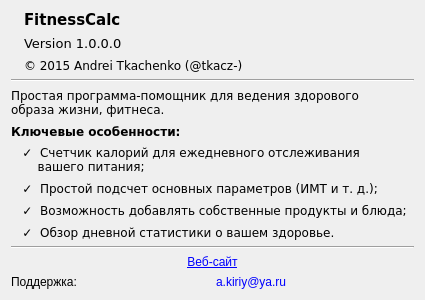
First picture: the form in aboutDialog.ui, repository tkacz-/FitAssist, before the edit.
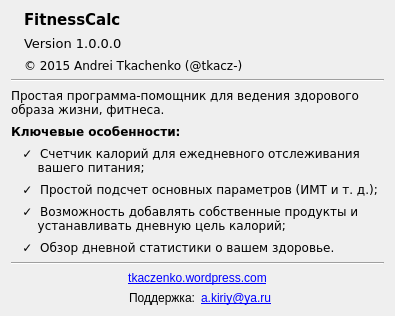
Second picture: the form after the edit. Icons and pictures are not drawn.

Patch:
```diff
--- a/aboutDialog.ui
+++ b/aboutDialog.ui
@@ -6,8 +6,8 @@
    <rect>
     <x>0</x>
     <y>0</y>
-    <width>425</width>
-    <height>300</height>
+    <width>395</width>
+    <height>316</height>
    </rect>
   </property>
   <property name="windowTitle">
@@ -162,7 +162,8 @@
         </font>
        </property>
        <property name="text">
-        <string>   ✓  Возможность добавлять собственные продукты и блюда;</string>
+        <string>   ✓  Возможность добавлять собственные продукты и
+       устанавливать дневную цель калорий;</string>
        </property>
       </widget>
      </item>
@@ -198,6 +199,9 @@
          <property name="text">
           <string>Поддержка:</string>
          </property>
+         <property name="alignment">
+          <set>Qt::AlignRight|Qt::AlignTrailing|Qt::AlignVCenter</set>
+         </property>
         </widget>
        </item>
        <item row="1" column="1">
@@ -213,7 +217,10 @@
           <string notr="true">color: rgb(0, 0, 255);</string>
          </property>
          <property name="text">
-          <string>&lt;html&gt;&lt;head/&gt;&lt;body&gt;&lt;p&gt;a.kiriy@ya.ru&lt;/p&gt;&lt;/body&gt;&lt;/html&gt;</string>
+          <string notr="true">&lt;html&gt;&lt;head/&gt;&lt;body&gt;&lt;p&gt;&lt;a href=&quot;mailto:a.kiriy@ya.ru&quot;&gt;&lt;span style=&quot; text-decoration: underline; color:#0000ff;&quot;&gt;a.kiriy@ya.ru&lt;/span&gt;&lt;/a&gt;&lt;/p&gt;&lt;/body&gt;&lt;/html&gt;</string>
+         </property>
+         <property name="openExternalLinks">
+          <bool>true</bool>
          </property>
          <property name="textInteractionFlags">
           <set>Qt::TextSelectableByMouse</set>
@@ -229,7 +236,7 @@
           </font>
          </property>
          <property name="text">
-          <string>&lt;html&gt;&lt;head/&gt;&lt;body&gt;&lt;p&gt;&lt;a href=&quot;https://tkaczenko.wordpress.com/&quot;&gt;&lt;span style=&quot; text-decoration: underline; color:#0000ff;&quot;&gt;Веб-сайт&lt;/span&gt;&lt;/a&gt;&lt;/p&gt;&lt;/body&gt;&lt;/html&gt;</string>
+          <string notr="true">&lt;html&gt;&lt;head/&gt;&lt;body&gt;&lt;p&gt;&lt;a href=&quot;https://tkaczenko.wordpress.com/&quot;&gt;&lt;span style=&quot; text-decoration: underline; color:#0000ff;&quot;&gt;tkaczenko.wordpress.com&lt;/span&gt;&lt;/a&gt;&lt;/p&gt;&lt;/body&gt;&lt;/html&gt;</string>
          </property>
          <property name="alignment">
           <set>Qt::AlignCenter</set>
```
Left out of the diff: 15 changed lines with no effect on the pictures.
